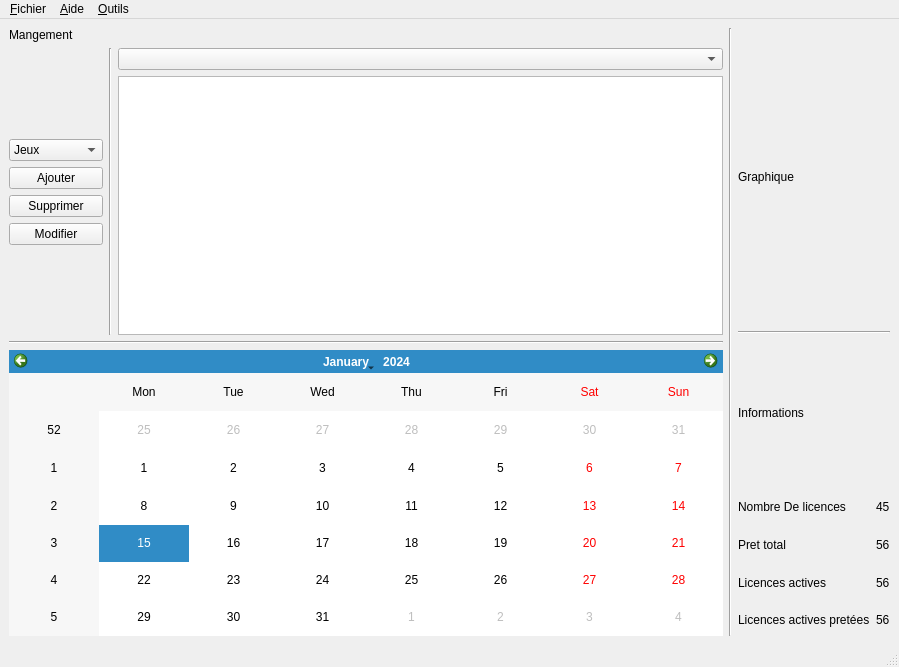
First picture: the form in core/interface.ui, repository Cypooos/nsiLicenceDistributeur, before the edit.
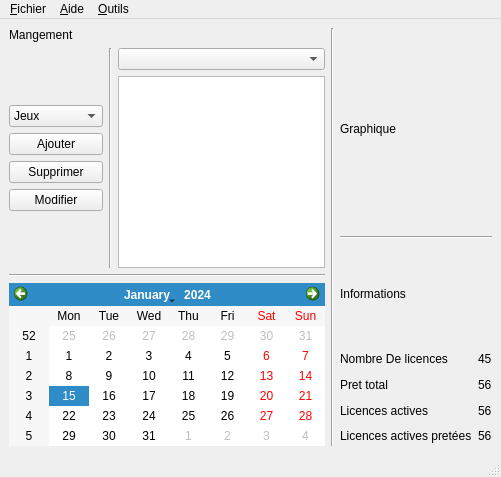
Second picture: the form after the edit.

Patch:
```diff
--- a/core/interface.ui
+++ b/core/interface.ui
@@ -6,8 +6,8 @@
    <rect>
     <x>0</x>
     <y>0</y>
-    <width>899</width>
-    <height>667</height>
+    <width>501</width>
+    <height>477</height>
    </rect>
   </property>
   <property name="windowTitle">
@@ -255,7 +255,7 @@
     <rect>
      <x>0</x>
      <y>0</y>
-     <width>899</width>
+     <width>501</width>
      <height>21</height>
     </rect>
    </property>
```
